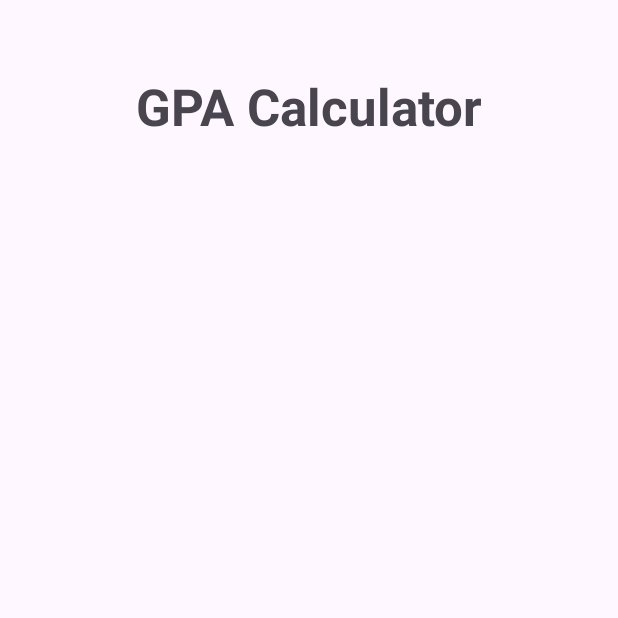
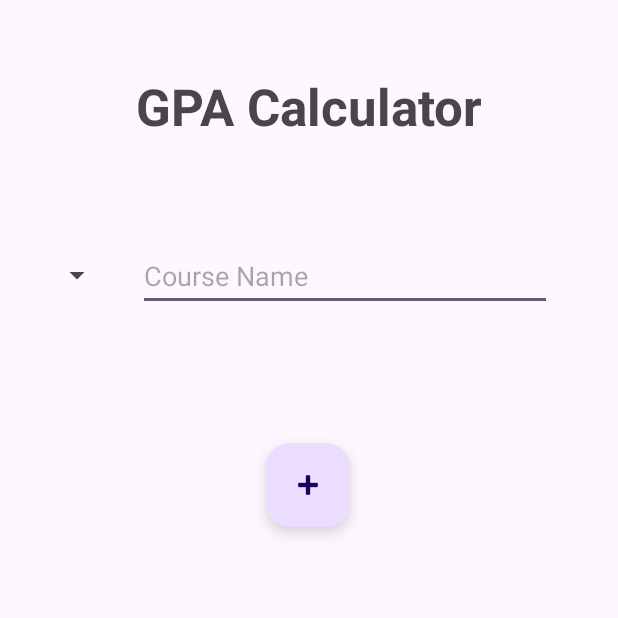
Before and after one commit to Mohamed-Ahmed-Esmat/GPA-Calculator-Kotlin-Application, an Android app: the screen it shows after launch (MainActivity), on a phone screen of 412 x 824 dp, the top half of it. Run offline under Robolectric (Android 15) with nearby library versions, the phone set to English and light mode, and no system bars.

Commit message:
added floatingactionbutton

```diff
--- a/app/src/main/java/com/example/gpa_calculator/MainActivity.kt
+++ b/app/src/main/java/com/example/gpa_calculator/MainActivity.kt
@@ -2,13 +2,21 @@ package com.example.gpa_calculator
 
 import androidx.appcompat.app.AppCompatActivity
 import android.os.Bundle
+import android.view.View
+import android.widget.EditText
+import android.widget.*
 import java.util.HashMap
 
 class MainActivity : AppCompatActivity() {
+
+    private lateinit var courseName: EditText
     override fun onCreate(savedInstanceState: Bundle?) {
         super.onCreate(savedInstanceState)
         setContentView(R.layout.activity_main)
+        courseName = findViewById(R.id.courseName)
     }
+
+
 }
 
 fun gradeWeightsperCourse(grade: String, credits: Float): Float {
--- a/app/src/main/res/layout/activity_main.xml
+++ b/app/src/main/res/layout/activity_main.xml
@@ -21,4 +21,40 @@
         app:layout_constraintStart_toStartOf="parent"
         app:layout_constraintTop_toTopOf="parent" />
 
+    <EditText
+        android:id="@+id/courseName"
+        android:layout_width="276dp"
+        android:layout_height="46dp"
+        android:layout_marginTop="68dp"
+        android:layout_marginEnd="36dp"
+        android:ems="10"
+        android:hint="Course Name"
+        android:inputType="text"
+        app:layout_constraintEnd_toEndOf="parent"
+        app:layout_constraintHorizontal_bias="0.666"
+        app:layout_constraintStart_toEndOf="@+id/spinner2"
+        app:layout_constraintTop_toBottomOf="@+id/gpaTitle" />
+
+    <Spinner
+        android:id="@+id/spinner2"
+        android:layout_width="71dp"
+        android:layout_height="44dp"
+        android:layout_marginStart="4dp"
+        android:layout_marginTop="68dp"
+        app:layout_constraintStart_toStartOf="parent"
+        app:layout_constraintTop_toBottomOf="@+id/gpaTitle" />
+
+    <com.google.android.material.floatingactionbutton.FloatingActionButton
+        android:id="@+id/addCourseFloat"
+        android:layout_width="wrap_content"
+        android:layout_height="wrap_content"
+        android:layout_marginTop="88dp"
+        android:clickable="true"
+        android:onClick="addCourse"
+        app:layout_constraintEnd_toEndOf="parent"
+        app:layout_constraintHorizontal_bias="0.498"
+        app:layout_constraintStart_toStartOf="parent"
+        app:layout_constraintTop_toBottomOf="@+id/courseName"
+        app:srcCompat="@android:drawable/ic_input_add" />
+
 </androidx.constraintlayout.widget.ConstraintLayout>
```
